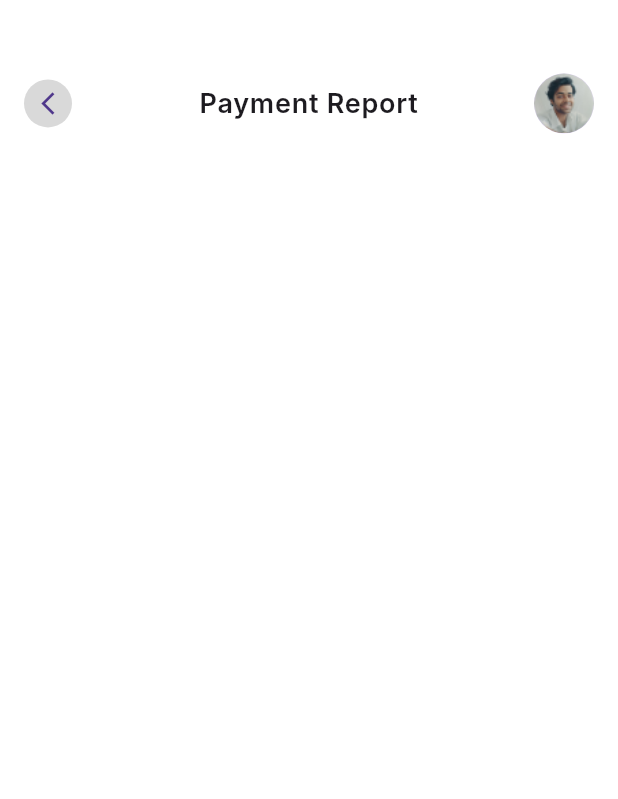
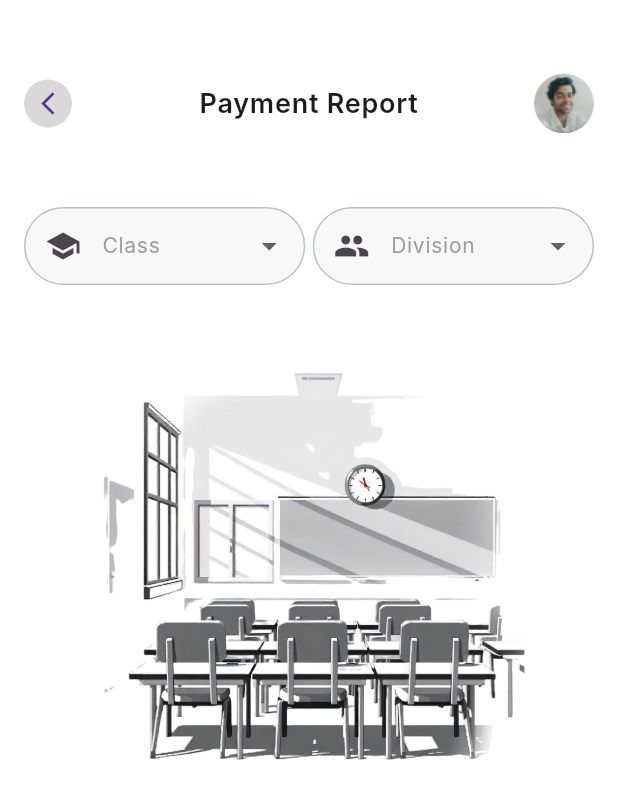
Before and after one commit to altezzai/acadobs, a Flutter app: the PaymentReport screen opened by its route, on a phone screen of 412 x 824 dp. Shown: the top 799 px of the screen. Run offline on Flutter 3.47's test engine with Material 3 defaults, Android fonts, the phone set to English and light mode, and no system bars; our stand-ins replace dio, file_picker, flutter_heatmap_calendar, flutter_image_compress, flutter_rating_bar, flutter_secure_storage and 5 more; accounts and stored records are empty; network calls fail; Roboto replaces fonts that are missing (Inter).

Commit message:
payment report page added

```diff
--- a/lib/features/admin/reports/screens/payment.dart
+++ b/lib/features/admin/reports/screens/payment.dart
@@ -1,10 +1,32 @@
 import 'package:flutter/material.dart';
 import 'package:go_router/go_router.dart';
 import 'package:school_app/base/routes/app_route_const.dart';
+import 'package:school_app/base/utils/date_formatter.dart';
+import 'package:school_app/base/utils/responsive.dart';
+import 'package:school_app/core/controller/dropdown_provider.dart';
 import 'package:school_app/core/navbar/screen/bottom_nav.dart';
 import 'package:school_app/core/shared_widgets/custom_appbar.dart';
+import 'package:school_app/core/shared_widgets/custom_dropdown.dart'; // Assuming CustomDropdown is imported from this path
+import 'package:provider/provider.dart';
+import 'package:school_app/features/admin/payments/controller/payment_controller.dart';
+import 'package:school_app/features/admin/payments/widgets/payment_item.dart'; // Assuming TimeFormatter is imported from this path
 
-class PaymentReport extends StatelessWidget {
+class PaymentReport extends StatefulWidget {
+  const PaymentReport({Key? key}) : super(key: key);
+
+  @override
+  State<PaymentReport> createState() => _PaymentReportState();
+}
+
+class _PaymentReportState extends State<PaymentReport> {
+
+   @override
+  void initState() {
+    super.initState();
+    context.read<PaymentController>().getPayments();
+  }
+
+
   @override
   Widget build(BuildContext context) {
     return Scaffold(
@@ -21,10 +43,112 @@ class PaymentReport extends StatelessWidget {
                   AppRouteConst.bottomNavRouteName,
                   extra: UserType.admin,
                 );
-                })
+              },
+            ),
+            const SizedBox(height: 16),
+            Expanded(
+              child: _buildClassDivisionPayment(context: context),
+            ),
           ],
         ),
       ),
     );
   }
+
+  Widget _buildClassDivisionPayment({required BuildContext context}) {
+    return Column(
+      children: [
+        Row(
+          children: [
+            Expanded(
+              child: CustomDropdown(
+                dropdownKey: 'class',
+                label: 'Class',
+                items: ['8', '9', '10'],
+                icon: Icons.school,
+                onChanged: (selectedClass) {
+                  final selectedDivision = context
+                      .read<DropdownProvider>()
+                      .getSelectedItem('division');
+                  context
+                      .read<PaymentController>()
+                      .getPaymentsByClassAndDivision(
+                        className: selectedClass,
+                        section: selectedDivision,
+                      );
+                },
+              ),
+            ),
+            const SizedBox(width: 5),
+            Expanded(
+              child: CustomDropdown(
+                dropdownKey: 'division',
+                label: 'Division',
+                items: ['A', 'B', 'C'],
+                icon: Icons.group,
+                onChanged: (selectedDivision) {
+                  final selectedClass =
+                      context.read<DropdownProvider>().getSelectedItem('class');
+                  context
+                      .read<PaymentController>()
+                      .getPaymentsByClassAndDivision(
+                        className: selectedClass,
+                        section: selectedDivision,
+                      );
+                },
+              ),
+            ),
+          ],
+        ),
+        const SizedBox(height: 10),
+        Expanded(
+          child: Consumer<PaymentController>(
+            builder: (context, value, child) {
+              if (value.isloading) {
+                return const Center(
+                  child: CircularProgressIndicator(),
+                );
+              } else if (value.filteredpayments.isEmpty) {
+                return Center(
+                  child: Column(
+                    children: [
+                      Image.asset(
+                        'assets/empty.png',
+                        height: Responsive.height * 45,
+                      ),
+                    ],
+                  ),
+                );
               }
+                return SingleChildScrollView(
+                    padding: EdgeInsets.zero, // Removes any default padding
+                    child: Column(
+                      crossAxisAlignment: CrossAxisAlignment.start,
+                      children: [
+                        ListView.builder(
+                          physics: const NeverScrollableScrollPhysics(),
+                          shrinkWrap: true,
+                          padding: EdgeInsets
+                              .zero,
+                itemCount: value.filteredpayments.length,
+                itemBuilder: (context, index) {
+                  final payment = value.filteredpayments[index];
+                  return Padding(
+                    padding: const EdgeInsets.symmetric(vertical: 4),
+                    child: PaymentItem(
+                      amount: payment.amountPaid ?? "",
+                      name: payment.fullName ?? "",
+                      time: TimeFormatter.formatTimeFromString(
+                          payment.createdAt.toString()),
+                      status: payment.paymentStatus ?? "",
+                    ),
+                  );
+                },
+              )],),);
+            },
+          ),
+        ),
+      ],
+    );
+  }
+}
```
Also changed, not shown: lib/features/admin/payments/controller/payment_controller.dart (+6 -4 lines). Lines whose indentation alone changed are shown as unchanged.
